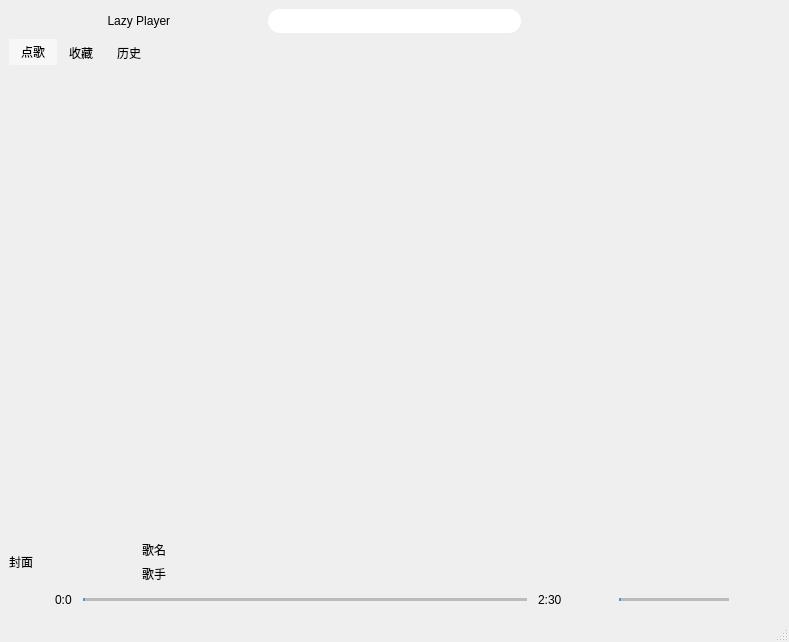
Qt form orderplayerwindow.ui (iwxyi/NeveMusic) before a commit.
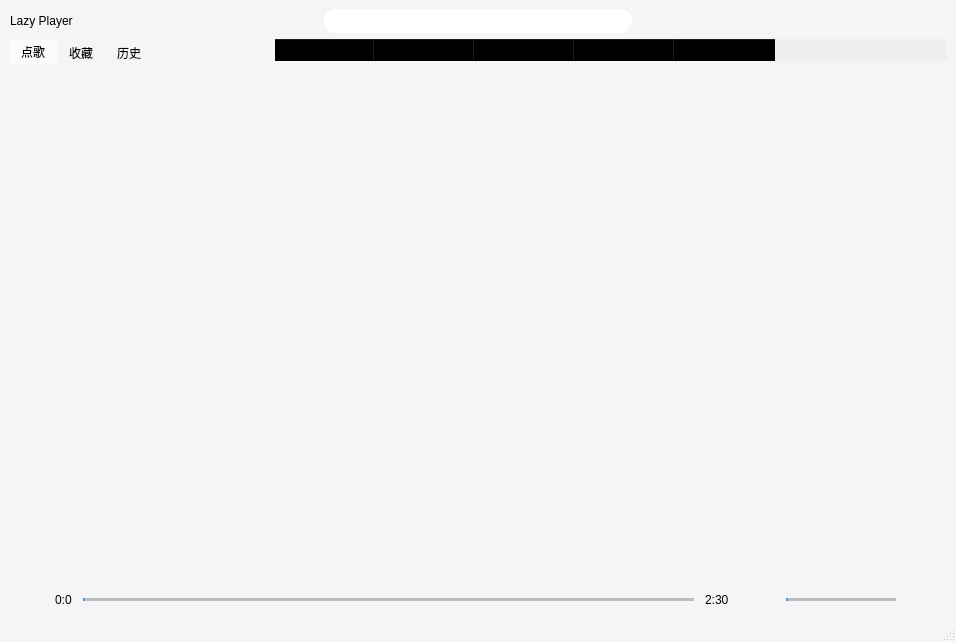
The same form after that commit. Icons and pictures are not drawn.

Commit message: 显示搜索结果；优化界面

Patch:
```diff
--- a/orderplayerwindow.ui
+++ b/orderplayerwindow.ui
@@ -6,13 +6,19 @@
    <rect>
     <x>0</x>
     <y>0</y>
-    <width>789</width>
+    <width>956</width>
     <height>642</height>
    </rect>
   </property>
   <property name="windowTitle">
    <string>OrderPlayerWindow</string>
   </property>
+  <property name="styleSheet">
+   <string notr="true">QMainWindow
+{
+	background: #F5F5F7;
+}</string>
+  </property>
   <widget class="QWidget" name="centralwidget">
    <layout class="QVBoxLayout" name="verticalLayout_3">
     <item>
@@ -23,10 +29,14 @@
       <item>
        <widget class="QPushButton" name="pushButton">
         <property name="styleSheet">
-         <string notr="true">background: transparent;</string>
+         <string notr="true">text-align: left;</string>
         </property>
         <property name="text">
-         <string>  Lazy Player</string>
+         <string>Lazy Player</string>
+        </property>
+        <property name="icon">
+         <iconset resource="resources.qrc">
+          <normaloff>:/icons/candy</normaloff>:/icons/candy</iconset>
         </property>
         <property name="flat">
          <bool>true</bool>
@@ -268,7 +278,7 @@
           <item>
            <widget class="QLabel" name="palyingCoverLabel">
             <property name="text">
-             <string>封面</string>
+             <string/>
             </property>
            </widget>
           </item>
@@ -277,14 +287,14 @@
             <item>
              <widget class="QLabel" name="playingNameLabel">
               <property name="text">
-               <string>歌名</string>
+               <string/>
               </property>
              </widget>
             </item>
             <item>
              <widget class="QLabel" name="playingArtistLabel">
               <property name="text">
-               <string>歌手</string>
+               <string/>
               </property>
              </widget>
             </item>
@@ -320,8 +330,71 @@
 {
 	background: transparent;
 	border: none;
+	alternate-background-color: rgb(232, 236, 239);
+}
+
+QHeaderView::section
+{
+	background-color: transparent;
+}
+
+QTableCornerButton::section
+{
+	background:transparent;
 }</string>
             </property>
+            <property name="editTriggers">
+             <set>QAbstractItemView::EditKeyPressed</set>
+            </property>
+            <property name="alternatingRowColors">
+             <bool>true</bool>
+            </property>
+            <property name="selectionMode">
+             <enum>QAbstractItemView::ContiguousSelection</enum>
+            </property>
+            <property name="selectionBehavior">
+             <enum>QAbstractItemView::SelectRows</enum>
+            </property>
+            <property name="verticalScrollMode">
+             <enum>QAbstractItemView::ScrollPerPixel</enum>
+            </property>
+            <property name="horizontalScrollMode">
+             <enum>QAbstractItemView::ScrollPerPixel</enum>
+            </property>
+            <property name="showGrid">
+             <bool>false</bool>
+            </property>
+            <attribute name="horizontalHeaderShowSortIndicator" stdset="0">
+             <bool>true</bool>
+            </attribute>
+            <attribute name="verticalHeaderVisible">
+             <bool>true</bool>
+            </attribute>
+            <column>
+             <property name="text">
+              <string>标题</string>
+             </property>
+            </column>
+            <column>
+             <property name="text">
+              <string>歌手</string>
+             </property>
+            </column>
+            <column>
+             <property name="text">
+              <string>专辑</string>
+             </property>
+            </column>
+            <column>
+             <property name="text">
+              <string>时长</string>
+             </property>
+            </column>
+            <column>
+             <property name="text">
+              <string>热度</string>
+             </property>
+            </column>
            </widget>
           </item>
          </layout>
```
Left out of the diff: 2 changed lines with no effect on the pictures. The commit also changes 4 other files.
